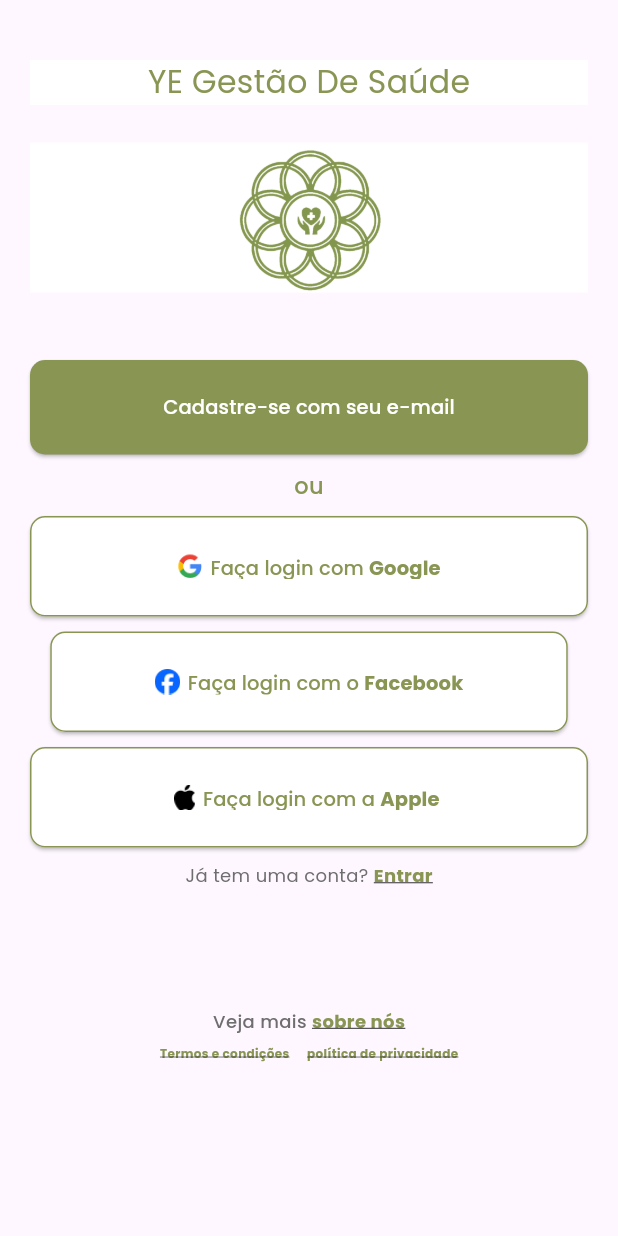
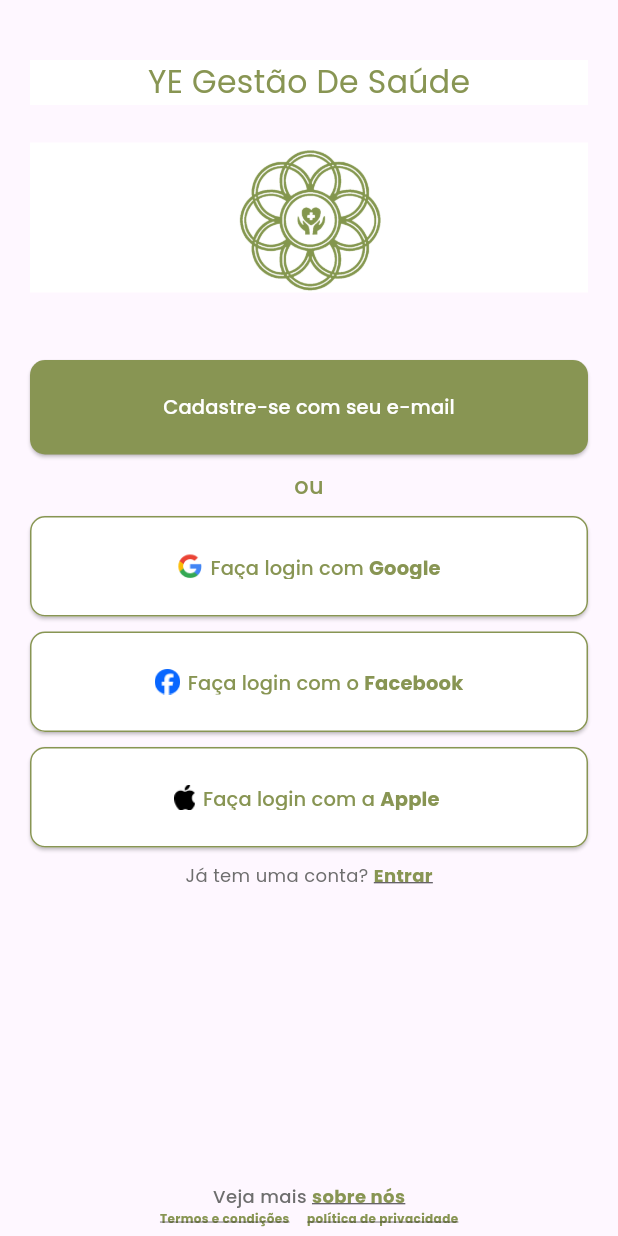
Before and after one commit to Roderigoshq/Software_YE_Gestao_De_Saude_PII, a Flutter app: the screen it shows after launch, on a phone screen of 412 x 824 dp. Run offline on Flutter 3.47's test engine with Material 3 defaults, Android fonts, the phone set to English and light mode, and no system bars.

Commit message:
:feat: sobre nos no final da tela

```diff
--- a/lib/pages/cadastroOptions.dart
+++ b/lib/pages/cadastroOptions.dart
@@ -2,19 +2,20 @@ import 'package:flutter/material.dart';
 import 'package:flutter_application_1/pages/login.dart';
 
 class CadastroOptions extends StatelessWidget {
-  const CadastroOptions({super.key});
+  const CadastroOptions({Key? key});
 
   @override
   Widget build(BuildContext context) {
-    var screenSize = MediaQuery.of(context).size;
-
-    final double bodyPadding = screenSize.width < 560 ? 20.0 : 100.0;
     return Scaffold(
       body: Center(
         child: Padding(
-          padding: EdgeInsets.fromLTRB(bodyPadding, 0, bodyPadding, 0),
+          padding: EdgeInsets.symmetric(horizontal: 20.0),
+          child: Column(
+            mainAxisAlignment: MainAxisAlignment.spaceBetween,
+            crossAxisAlignment: CrossAxisAlignment.stretch,
+            children: [
+              Expanded(
                 child: ListView(
-            // crossAxisAlignment: CrossAxisAlignment.center, // Use se necessário
                   children: [
                     Container(
                       margin: const EdgeInsets.fromLTRB(0, 40, 0, 25),
@@ -47,7 +48,8 @@ class CadastroOptions extends StatelessWidget {
                         onPressed: () {},
                         style: ElevatedButton.styleFrom(
                             padding: const EdgeInsets.fromLTRB(73, 22, 73, 22),
-                      backgroundColor: const Color.fromRGBO(136, 149, 83, 1),
+                            backgroundColor:
+                                const Color.fromRGBO(136, 149, 83, 1),
                             foregroundColor: Colors.white,
                             shape: RoundedRectangleBorder(
                               borderRadius: BorderRadius.circular(10),
@@ -79,7 +81,8 @@ class CadastroOptions extends StatelessWidget {
                         style: ElevatedButton.styleFrom(
                           padding: const EdgeInsets.fromLTRB(10, 25, 10, 25),
                           backgroundColor: Colors.white,
-                    foregroundColor: const Color.fromRGBO(136, 149, 83, 1),
+                          foregroundColor:
+                              const Color.fromRGBO(136, 149, 83, 1),
                           shape: RoundedRectangleBorder(
                             borderRadius: BorderRadius.circular(10),
                             side: const BorderSide(
@@ -119,8 +122,6 @@ class CadastroOptions extends StatelessWidget {
                         ),
                       ),
                     ),
-              Column(
-                children: [
                     Container(
                       margin: const EdgeInsets.fromLTRB(0, 0, 0, 10),
                       child: ElevatedButton(
@@ -128,7 +129,8 @@ class CadastroOptions extends StatelessWidget {
                         style: ElevatedButton.styleFrom(
                           padding: const EdgeInsets.fromLTRB(10, 25, 10, 25),
                           backgroundColor: Colors.white,
-                        foregroundColor: const Color.fromRGBO(136, 149, 83, 1),
+                          foregroundColor:
+                              const Color.fromRGBO(136, 149, 83, 1),
                           shape: RoundedRectangleBorder(
                             borderRadius: BorderRadius.circular(10),
                             side: const BorderSide(
@@ -168,8 +170,6 @@ class CadastroOptions extends StatelessWidget {
                         ),
                       ),
                     ),
-                ],
-              ),
                     Container(
                       margin: const EdgeInsets.fromLTRB(0, 0, 0, 10),
                       child: ElevatedButton(
@@ -177,7 +177,8 @@ class CadastroOptions extends StatelessWidget {
                         style: ElevatedButton.styleFrom(
                           padding: const EdgeInsets.fromLTRB(10, 25, 10, 25),
                           backgroundColor: Colors.white,
-                    foregroundColor: const Color.fromRGBO(136, 149, 83, 1),
+                          foregroundColor:
+                              const Color.fromRGBO(136, 149, 83, 1),
                           shape: RoundedRectangleBorder(
                             borderRadius: BorderRadius.circular(10),
                             side: const BorderSide(
@@ -252,9 +253,17 @@ class CadastroOptions extends StatelessWidget {
                         ),
                       ],
                     ),
+                  ],
+                ),
+              ),
+
+              // Este Container agrupa os elementos no final da tela
               Container(
                 margin: const EdgeInsets.fromLTRB(0, 80, 0, 7),
-                child: const Row(
+                child: Column(
+                  mainAxisAlignment: MainAxisAlignment.center,
+                  children: [
+                    Row(
                       mainAxisAlignment: MainAxisAlignment.center,
                       children: [
                         Text(
@@ -277,8 +286,7 @@ class CadastroOptions extends StatelessWidget {
                         )
                       ],
                     ),
-              ),
-              const Row(
+                    Row(
                       mainAxisAlignment: MainAxisAlignment.center,
                       children: [
                         Text(
@@ -306,6 +314,9 @@ class CadastroOptions extends StatelessWidget {
                   ],
                 ),
               ),
+            ],
+          ),
+        ),
       ),
     );
   }
```
Lines whose indentation alone changed are shown as unchanged.
